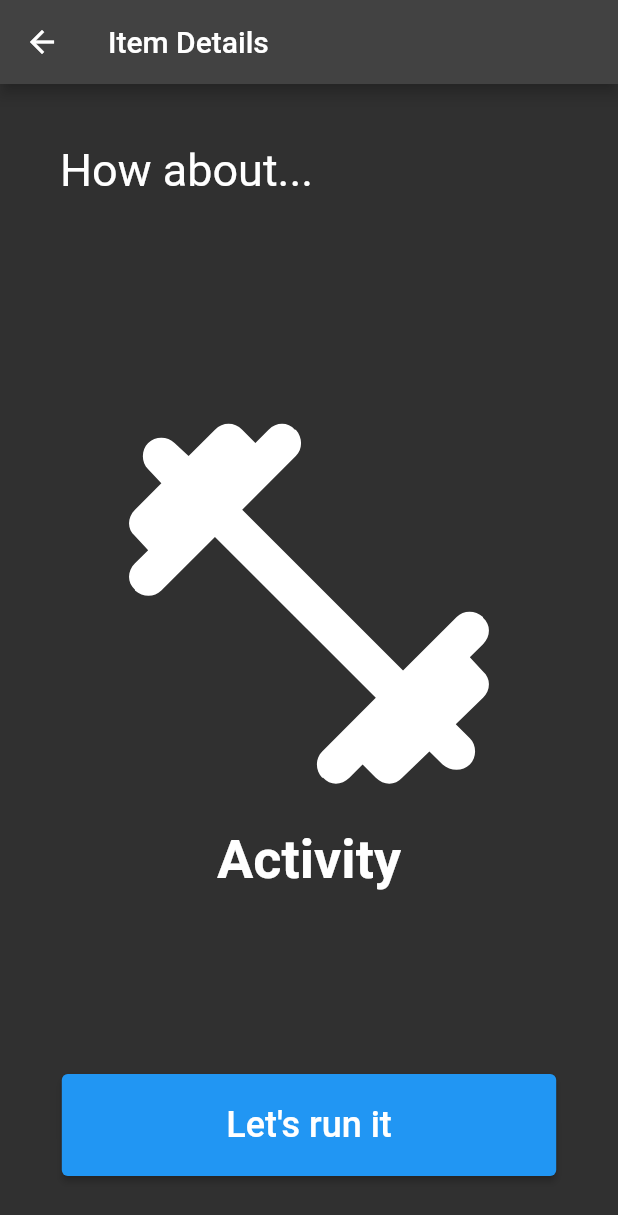
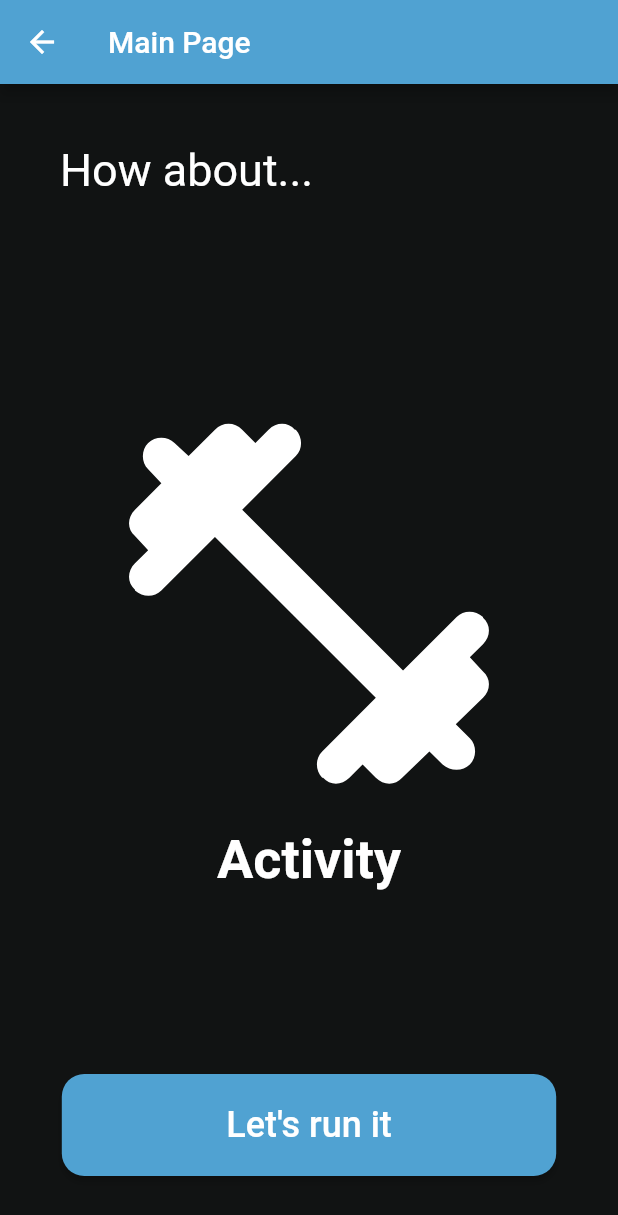
Before and after one commit to jacehalvorson/name_tbd, a Flutter app: the MainPage screen opened by its route, on a phone screen of 412 x 824 dp. Shown: the top 1215 px of the screen. Run offline on Flutter 3.47's test engine with Material 2 defaults, Android fonts, the phone set to English and light mode, and no system bars; generated files the repository leaves out were written again.

Commit message:
Apply color scheme to the button, app bar, and background

```diff
--- a/lib/src/sample_feature/refresh.dart
+++ b/lib/src/sample_feature/refresh.dart
@@ -21,15 +21,23 @@ class _MainPageState extends State<MainPage> {
   Widget build(BuildContext context) {
     // Get the current color scheme
     Brightness brightness = Theme.of(context).brightness;
+    Color backgroundColor =
+        ThemeColor.getColor(ColorType.background, brightness);
+    Color primaryColor = ThemeColor.getColor(ColorType.primary, brightness);
     Color textColor = ThemeColor.getColor(ColorType.text, brightness);
+
+    // Initially, set the icon color to the text color
+    // Once the button is pressed, don't override the random color
     if (!_buttonPressed) {
       _iconColor = textColor;
     }
 
     return Scaffold(
       appBar: AppBar(
-        title: const Text('Item Details'),
+        title: const Text('Main Page'),
+        backgroundColor: primaryColor,
       ),
+      backgroundColor: backgroundColor,
       body: Center(
         child: Column(
           mainAxisAlignment: MainAxisAlignment.spaceBetween,
@@ -94,6 +102,12 @@ class _MainPageState extends State<MainPage> {
                     padding: MaterialStateProperty.all(
                       const EdgeInsets.symmetric(vertical: 20.0),
                     ),
+                    backgroundColor: MaterialStateProperty.all(primaryColor),
+                    shape: MaterialStateProperty.all(
+                      RoundedRectangleBorder(
+                        borderRadius: BorderRadius.circular(15.0),
+                      ),
+                    ),
                   ),
 
                   // Button text
```
